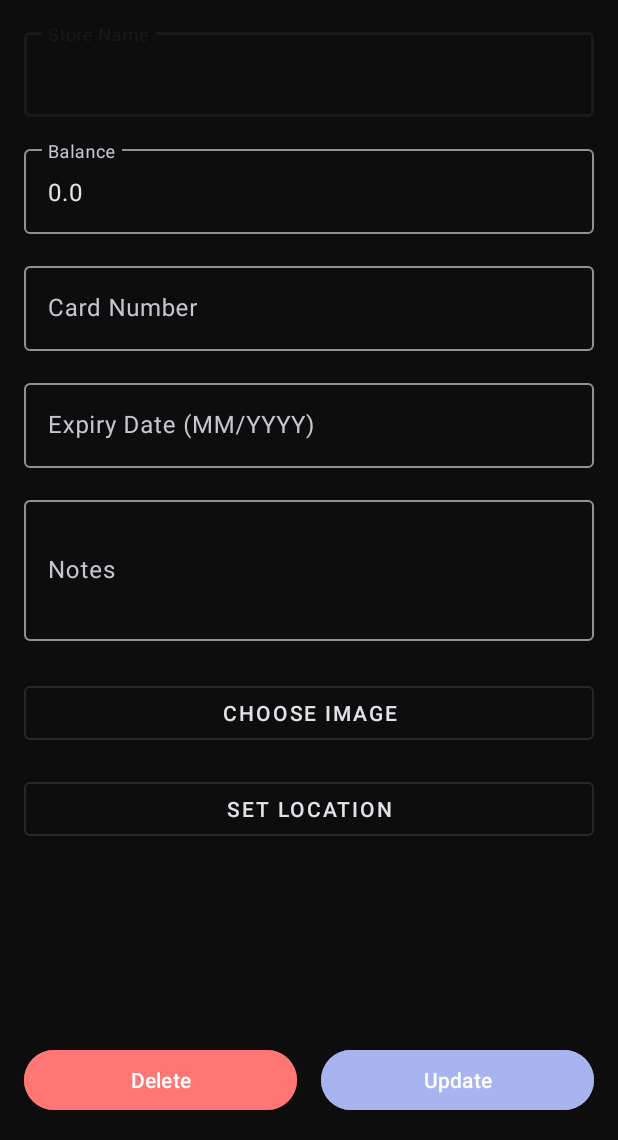
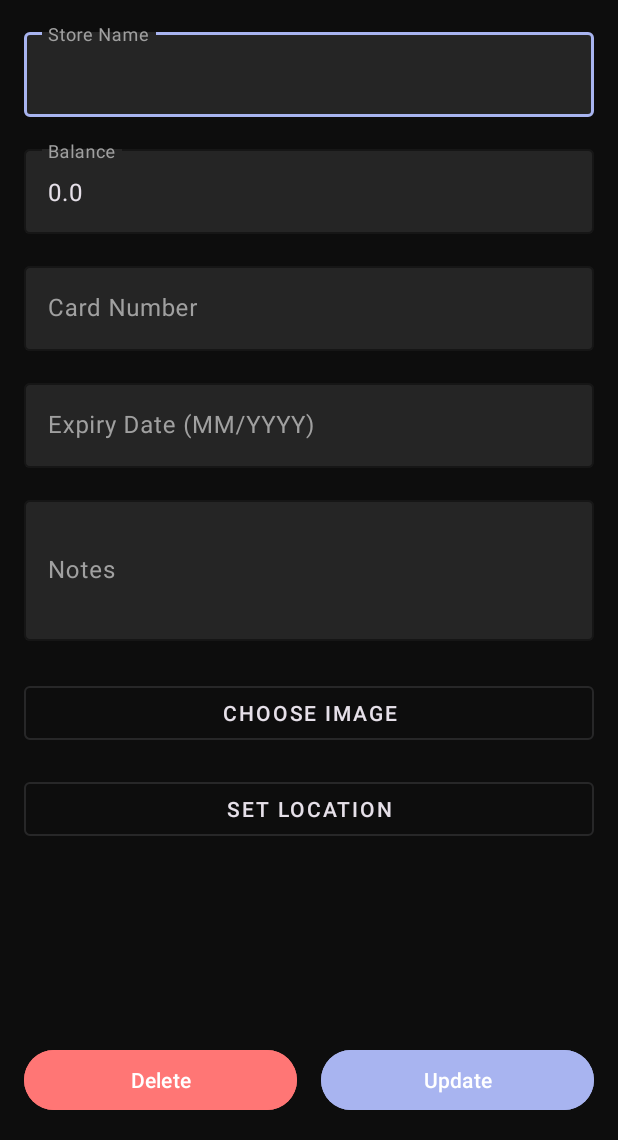
Before and after one commit to Wolfgang-Romanowski/GiftcardApp-Mobile-App-Dev-Assignment-CA2, an Android app: the GiftCardEditView screen opened directly, with no data from a screen before it, on a phone screen of 412 x 824 dp, the part 96-1236 px from its top. Run offline under Robolectric (Android 15) with nearby library versions, the phone set to English and light mode, and no system bars; 1 statement that could not run was skipped.

```diff
--- a/app/build.gradle.kts
+++ b/app/build.gradle.kts
@@ -3,6 +3,7 @@ plugins {
     id("org.jetbrains.kotlin.android")
     id("kotlin-parcelize")
     id("com.google.android.libraries.mapsplatform.secrets-gradle-plugin")
+    id("com.google.gms.google-services")
 }
 
 android {
@@ -42,6 +43,9 @@ android {
 }
 
 dependencies {
+    implementation(platform("com.google.firebase:firebase-bom:32.7.0"))
+    implementation("com.google.firebase:firebase-firestore-ktx")
+
     implementation("com.jakewharton.timber:timber:5.0.1")
     implementation("com.google.code.gson:gson:2.10.1")
 
--- a/app/src/main/AndroidManifest.xml
+++ b/app/src/main/AndroidManifest.xml
@@ -1,6 +1,8 @@
 <?xml version="1.0" encoding="utf-8"?>
 <manifest xmlns:android="http://schemas.android.com/apk/res/android"
           xmlns:tools="http://schemas.android.com/tools">
+
+    <uses-permission android:name="android.permission.INTERNET" />
 
     <application
 
--- a/app/src/main/java/com/example/ca1giftcardwr/models/GiftCardModel.kt
+++ b/app/src/main/java/com/example/ca1giftcardwr/models/GiftCardModel.kt
@@ -14,5 +14,6 @@ data class GiftCardModel(
     var lat: Double = 0.0,
     var lng: Double = 0.0,
     var zoom: Float = 0f,
+    var firebaseId: String? = null,
     var image: String = ""
 ) : Parcelable
--- a/app/src/main/res/layout/giftcard_list.xml
+++ b/app/src/main/res/layout/giftcard_list.xml
@@ -7,7 +7,7 @@
         android:layout_width="match_parent"
         android:layout_height="match_parent"
         android:fitsSystemWindows="true"
-        tools:context=".activities.GiftcardList">
+        tools:context=".views.giftcardlist.GiftCardListView">
 
     <androidx.coordinatorlayout.widget.CoordinatorLayout
             android:layout_width="match_parent"
@@ -38,6 +38,7 @@
                 android:scrollbars="vertical"
                 app:layout_behavior="@string/appbar_scrolling_view_behavior" />
 
+        <!-- THIS IS THE EMPTY VIEW - was replaced incorrectly -->
         <LinearLayout
                 android:id="@+id/emptyView"
                 android:layout_width="match_parent"
--- a/app/src/main/res/menu/drawer_menu.xml
+++ b/app/src/main/res/menu/drawer_menu.xml
@@ -10,7 +10,7 @@
 
         <item
                 android:id="@+id/nav_cards"
-                android:icon="@android:drawable/ic_menu_agenda"
+                android:icon="@drawable/giftcardpic"
                 android:title="My Gift Cards" />
 
         <item
--- a/app/src/main/res/values-night/themes.xml
+++ b/app/src/main/res/values-night/themes.xml
@@ -10,15 +10,29 @@
 
         <item name="colorSecondary">@color/accent_dark</item>
         <item name="colorAccent">@color/accent_dark</item>
-
         <item name="android:textColorPrimary">@color/text_primary_dark</item>
         <item name="android:textColorSecondary">@color/text_secondary_dark</item>
-
         <item name="android:statusBarColor">@color/toolbar_dark</item>
         <item name="android:windowLightStatusBar">false</item>
 
         <item name="android:windowActivityTransitions">true</item>
         <item name="android:windowEnterTransition">@android:transition/slide_right</item>
         <item name="android:windowExitTransition">@android:transition/slide_left</item>
+
+        <item name="colorSurfaceVariant">#2D2D2D</item>
+        <item name="colorOnSurfaceVariant">@color/text_primary_dark</item>
+        <item name="editTextColor">@color/text_primary_dark</item>
+        <item name="android:editTextColor">@color/text_primary_dark</item>
+        <item name="colorControlActivated">@color/accent_dark</item>
+        <item name="colorControlHighlight">#50A8B4F0</item>
+
+        <item name="textInputStyle">@style/Widget.App.TextInputLayout</item>
+    </style>
+
+    <style name="Widget.App.TextInputLayout" parent="Widget.Material3.TextInputLayout.OutlinedBox">
+        <item name="boxBackgroundColor">#252525</item>
+        <item name="boxStrokeColor">@color/accent_dark</item>
+        <item name="hintTextColor">@color/text_secondary_dark</item>
+        <item name="android:textColorHint">@color/text_secondary_dark</item>
     </style>
 </resources>
--- a/app/src/main/res/values/colors.xml
+++ b/app/src/main/res/values/colors.xml
@@ -28,4 +28,9 @@
 
     <color name="white">#FFFFFFFF</color>
     <color name="black">#FF000000</color>
+
+    <color name="text_input_background_light">#FFFFFF</color>
+    <color name="text_input_background_dark">#2D2D2D</color>
+    <color name="text_input_focused_light">#F0F0F0</color>
+    <color name="text_input_focused_dark">#3D3D3D</color>
 </resources>
--- a/app/src/main/res/values/themes.xml
+++ b/app/src/main/res/values/themes.xml
@@ -4,10 +4,8 @@
         <item name="android:windowBackground">@color/background_light</item>
         <item name="android:colorBackground">@color/background_light</item>
         <item name="colorSurface">@color/surface_light</item>
-
         <item name="colorPrimary">@color/toolbar_light</item>
         <item name="colorOnPrimary">@color/on_toolbar_light</item>
-
         <item name="colorSecondary">@color/accent_light</item>
         <item name="colorAccent">@color/accent_light</item>
 
@@ -20,5 +18,14 @@
         <item name="android:windowActivityTransitions">true</item>
         <item name="android:windowEnterTransition">@android:transition/slide_right</item>
         <item name="android:windowExitTransition">@android:transition/slide_left</item>
+
+        <item name="textInputStyle">@style/Widget.App.TextInputLayout</item>
+    </style>
+
+    <style name="Widget.App.TextInputLayout" parent="Widget.Material3.TextInputLayout.OutlinedBox">
+        <item name="boxBackgroundColor">@color/surface_light</item>
+        <item name="boxStrokeColor">@color/accent_light</item>
+        <item name="hintTextColor">@color/text_secondary_light</item>
+        <item name="android:textColorHint">@color/text_secondary_light</item>
     </style>
 </resources>
--- a/build.gradle.kts
+++ b/build.gradle.kts
@@ -4,4 +4,5 @@ plugins {
     id("org.jetbrains.kotlin.android") version "2.0.21" apply false
     id("org.jetbrains.kotlin.plugin.parcelize") version "2.0.21" apply false
     id("com.google.android.libraries.mapsplatform.secrets-gradle-plugin") version "2.0.1" apply false
+    id("com.google.gms.google-services") version "4.4.0" apply false
 }
```
Also changed, not shown: app/src/main/java/com/example/ca1giftcardwr/main/MainApp.kt (+18 -3 lines), app/src/main/java/com/example/ca1giftcardwr/models/GiftCardFirebaseStore.kt (added, +106 -0 lines), app/src/main/java/com/example/ca1giftcardwr/views/giftcardlist/GiftCardListView.kt (+14 -6 lines), app/src/main/res/drawable/giftcardpic.png (added), 3 other files.
